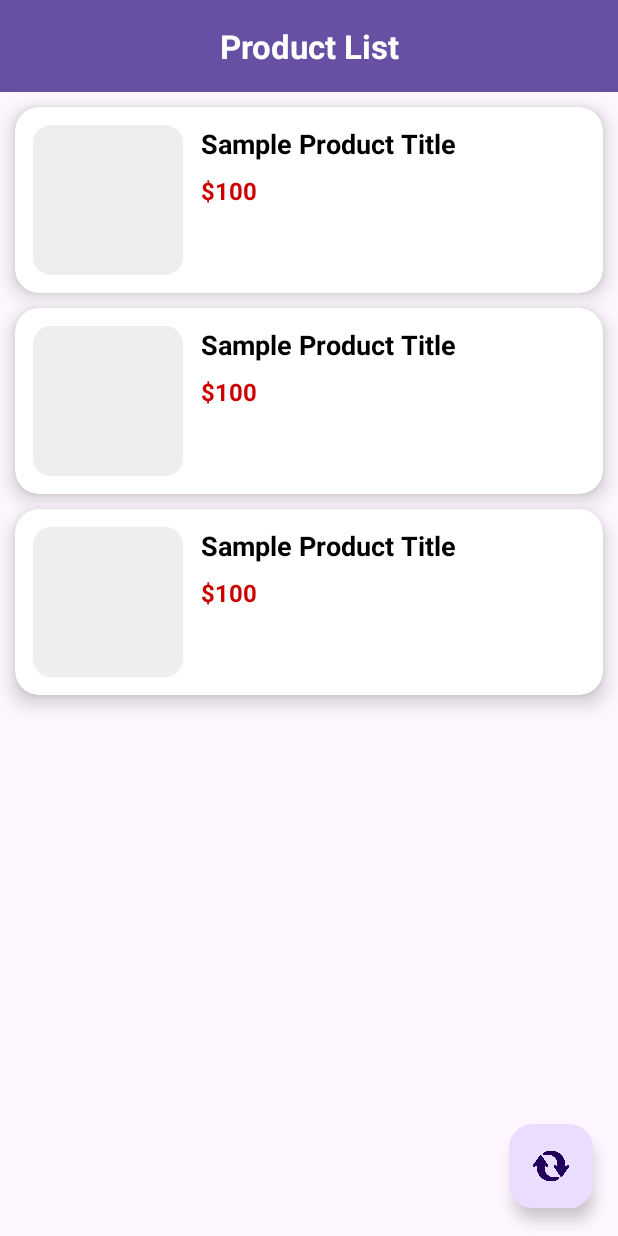
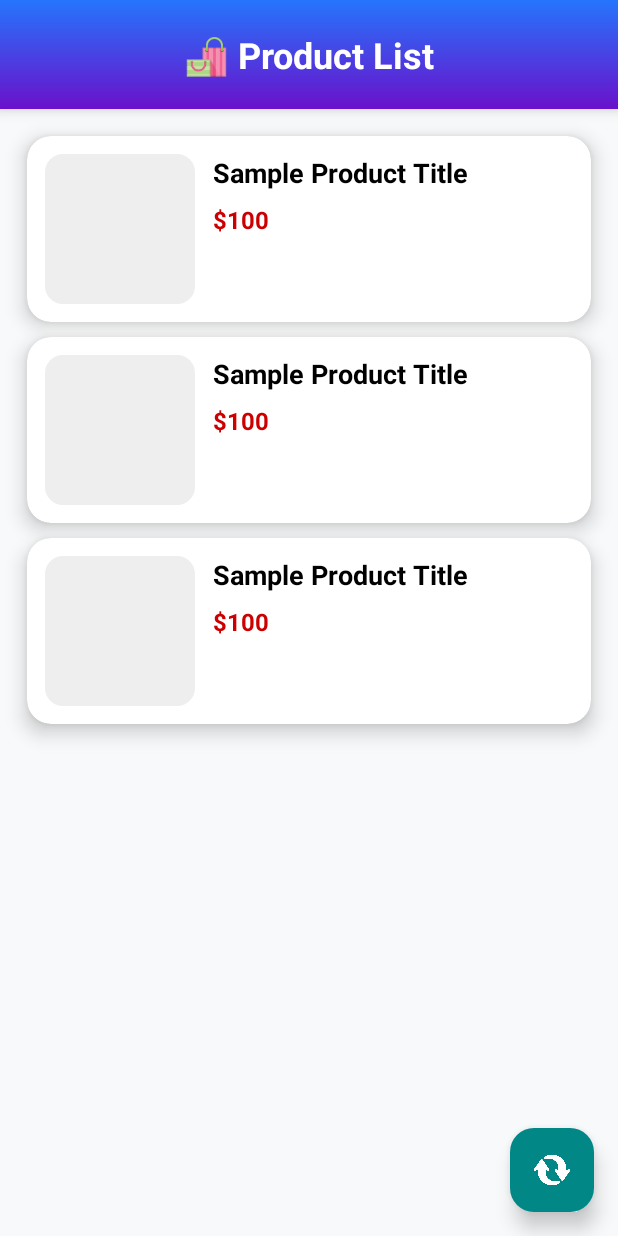
Before and after one commit to sashiqurzamman/REST01-NSDA-JOB-1, an Android app: the layout activity_product.xml on its own in the app's theme, with its tools: preview values and no code run, on a phone screen of 412 x 824 dp. Run offline under Robolectric (Android 15) with nearby library versions, the phone set to English and light mode, and no system bars.

Commit message:
Updated Design Two

```diff
--- /dev/null
+++ b/app/src/main/res/drawable/title_bar_bg.xml
@@ -0,0 +1,8 @@
+<?xml version="1.0" encoding="utf-8"?>
+<shape xmlns:android="http://schemas.android.com/apk/res/android" android:shape="rectangle">
+    <gradient
+        android:startColor="#6A11CB"
+        android:endColor="#2575FC"
+        android:angle="90"/>
+    <corners android:radius="0dp"/>
+</shape>
--- a/app/src/main/res/layout/activity_product.xml
+++ b/app/src/main/res/layout/activity_product.xml
@@ -4,46 +4,52 @@
     xmlns:tools="http://schemas.android.com/tools"
     android:layout_width="match_parent"
     android:layout_height="match_parent"
+    android:background="#F8F9FA"
     tools:context=".ProductActivity">
 
-    <!-- Title -->
+    <!-- Elegant Title Bar -->
     <TextView
         android:id="@+id/titleText"
         android:layout_width="0dp"
         android:layout_height="wrap_content"
-        android:text="Product List"
-        android:textSize="22sp"
+        android:text="🛍 Product List"
+        android:textSize="24sp"
         android:textStyle="bold"
         android:gravity="center"
-        android:padding="16dp"
+        android:padding="20dp"
+        android:background="@drawable/title_bar_bg"
+        android:textColor="@android:color/white"
+        android:elevation="6dp"
         app:layout_constraintTop_toTopOf="parent"
         app:layout_constraintStart_toStartOf="parent"
-        app:layout_constraintEnd_toEndOf="parent"
-        android:background="?attr/colorPrimary"
-        android:textColor="@android:color/white" />
+        app:layout_constraintEnd_toEndOf="parent" />
 
-    <!-- RecyclerView -->
+    <!-- RecyclerView with Padding -->
     <androidx.recyclerview.widget.RecyclerView
         android:id="@+id/productRV"
         tools:listitem="@layout/product_list"
         android:layout_width="0dp"
         android:layout_height="0dp"
+        android:padding="8dp"
+        android:clipToPadding="false"
         app:layout_constraintTop_toBottomOf="@id/titleText"
         app:layout_constraintBottom_toBottomOf="parent"
         app:layout_constraintStart_toStartOf="parent"
         app:layout_constraintEnd_toEndOf="parent" />
 
-    <!-- Floating Action Button -->
+    <!-- Floating Action Button with Shadow -->
     <com.google.android.material.floatingactionbutton.FloatingActionButton
         android:id="@+id/refreshBtn"
         android:layout_width="wrap_content"
         android:layout_height="wrap_content"
         android:src="@drawable/refresh"
+        android:contentDescription="Refresh"
+        android:backgroundTint="@color/teal_700"
+        app:tint="@android:color/white"
+        app:elevation="8dp"
         app:layout_constraintBottom_toBottomOf="parent"
         app:layout_constraintEnd_toEndOf="parent"
-        app:layout_constraintHorizontal_bias="0.954"
-        app:layout_constraintStart_toStartOf="parent"
-        app:layout_constraintTop_toTopOf="parent"
-        app:layout_constraintVertical_bias="0.976"/>
+        app:layout_constraintVertical_bias="0.95"
+        android:layout_margin="16dp" />
 
 </androidx.constraintlayout.widget.ConstraintLayout>
--- a/app/src/main/res/values/colors.xml
+++ b/app/src/main/res/values/colors.xml
@@ -2,4 +2,5 @@
 <resources>
     <color name="black">#FF000000</color>
     <color name="white">#FFFFFFFF</color>
+    <color name="teal_700">#018786</color>
 </resources>
```
